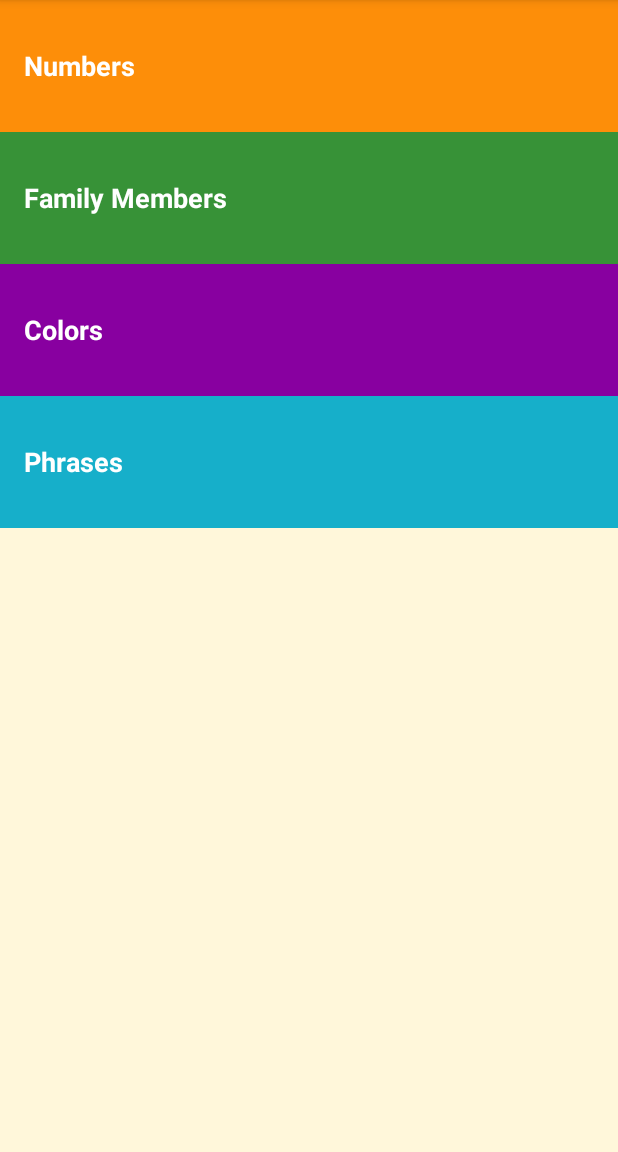
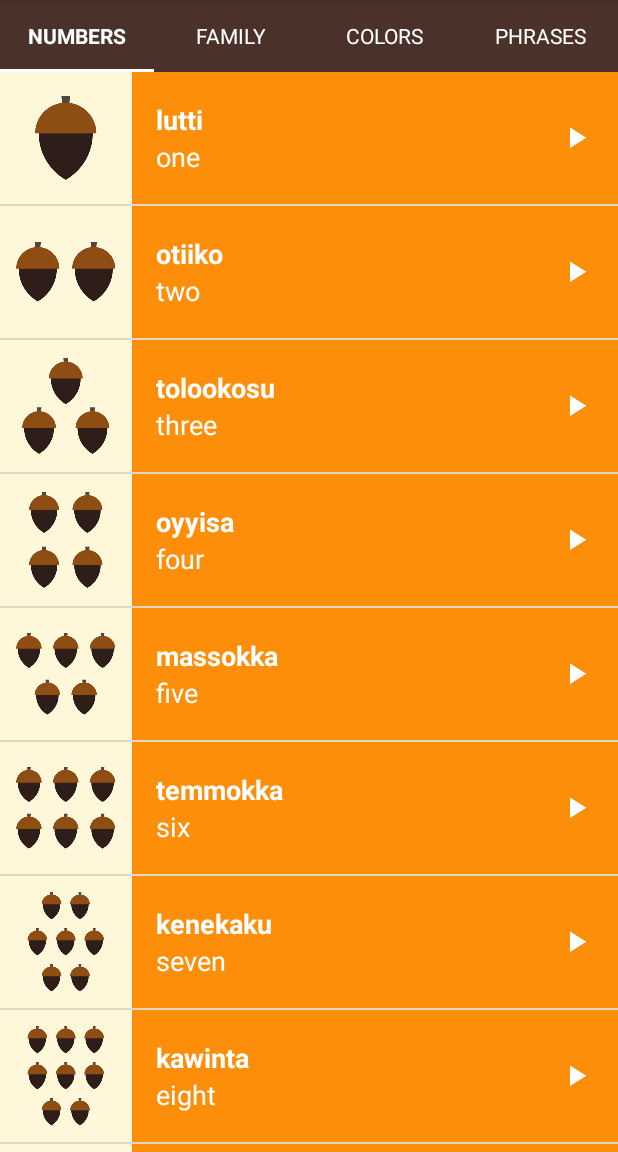
Before and after one commit to jonlim91/MiwokApp, an Android app: the screen it shows after launch (MainActivity), on a phone screen of 412 x 824 dp, the part 84-1236 px from its top. Run offline under Robolectric (Android 15) with nearby library versions, the phone set to English and light mode, and no system bars.

Commit message:
Add tabs to ViewPager, complete Miwok app

```diff
--- /dev/null
+++ b/app/src/main/java/com/example/android/miwok/CategoryAdapter.java
@@ -0,0 +1,81 @@
+/*
+ * Copyright (C) 2016 The Android Open Source Project
+ *
+ * Licensed under the Apache License, Version 2.0 (the "License");
+ * you may not use this file except in compliance with the License.
+ * You may obtain a copy of the License at
+ *
+ *      http://www.apache.org/licenses/LICENSE-2.0
+ *
+ * Unless required by applicable law or agreed to in writing, software
+ * distributed under the License is distributed on an "AS IS" BASIS,
+ * WITHOUT WARRANTIES OR CONDITIONS OF ANY KIND, either express or implied.
+ * See the License for the specific language governing permissions and
+ * limitations under the License.
+ */
+package com.example.android.miwok;
+
+import android.content.Context;
+import android.os.Bundle;
+import android.support.v4.app.Fragment;
+import android.support.v4.app.FragmentManager;
+import android.support.v4.app.FragmentPagerAdapter;
+
+/**
+ * Provides the appropriate {@link Fragment} for a view pager.
+ */
+public class CategoryAdapter extends FragmentPagerAdapter {
+
+    final int PAGE_COUNT = 4; //4 tabs for Numbers, Family, Colors, and Phrases
+    //private String tabTitles[] = new String[] { "Numbers", "Family", "Colors", "Phrases" };
+    private Context mContext;
+
+
+    public CategoryAdapter(Context context, FragmentManager fm) {
+        super(fm);
+        this.mContext = context;
+    }
+
+    @Override
+    public Fragment getItem(int position) {
+        if (position == 0) {
+            return new NumbersFragment();
+
+        } else if (position == 1){
+            return new FamilyFragment();
+        } else if (position == 2) {
+            return new ColorsFragment();
+        }
+        else //position = 3
+        {
+
+            return new PhrasesFragment();
+        }
+    }
+
+    @Override
+    public int getCount() {
+        return PAGE_COUNT;
+    }
+
+    @Override
+    public CharSequence getPageTitle(int position) {
+        // Generate title based on item position
+        if (position == 0) {
+            return mContext.getString(R.string.category_numbers);
+        }
+        else if (position == 1) {
+            return mContext.getString(R.string.category_family);
+        }
+        else if(position == 2) {
+            return mContext.getString(R.string.category_colors);
+        }
+        else {
+            return mContext.getString(R.string.category_phrases);
+        }
+
+    }
+
+
+
+}
--- a/app/src/main/java/com/example/android/miwok/MainActivity.java
+++ b/app/src/main/java/com/example/android/miwok/MainActivity.java
@@ -15,14 +15,22 @@
  */
 package com.example.android.miwok;
 
-import android.content.Intent;
+import android.graphics.Color;
+import android.graphics.Typeface;
 import android.os.Bundle;
+import android.support.design.widget.TabLayout;
+import android.support.v4.view.ViewPager;
 import android.support.v7.app.AppCompatActivity;
-import android.view.View;
+import android.util.Log;
+import android.view.LayoutInflater;
+import android.view.ViewGroup;
 import android.widget.TextView;
-import android.widget.Toast;
+
+import static android.R.attr.textAppearanceMedium;
 
 public class MainActivity extends AppCompatActivity {
+
+    private ViewPager viewPager;
 
     @Override
     protected void onCreate(Bundle savedInstanceState) {
@@ -31,6 +39,70 @@ public class MainActivity extends AppCompatActivity {
         // Set the content of the activity to use the activity_main.xml layout file
         setContentView(R.layout.activity_main);
 
+        //Find the view pager that will allow user to swipe between fragments
+        viewPager = (ViewPager) findViewById(R.id.viewpager);
+
+        // Create an adapter that knows which fragment should be shown on each page
+        CategoryAdapter adapter = new CategoryAdapter(MainActivity.this, getSupportFragmentManager());
+
+        // Set the adapter onto the view pager
+        viewPager.setAdapter(adapter);
+
+        /// Give the TabLayout the ViewPager
+        TabLayout tabLayout = (TabLayout) findViewById(R.id.sliding_tabs);
+        tabLayout.setupWithViewPager(viewPager);
+
+        for (int i = 0; i < tabLayout.getTabCount(); i++) {
+
+            TabLayout.Tab tab = tabLayout.getTabAt(i);
+            if (tab != null) {
+
+                TextView tabTextView = new TextView(this);
+                tab.setCustomView(tabTextView);
+
+                tabTextView.getLayoutParams().width = ViewGroup.LayoutParams.WRAP_CONTENT;
+                tabTextView.getLayoutParams().height = ViewGroup.LayoutParams.WRAP_CONTENT;
+
+                /**/tabTextView.setText(tab.getText());
+                tabTextView.setTextColor(Color.WHITE);
+                tabTextView.setAllCaps(true);
+
+                // First tab is the selected tab, so if i==0 then set BOLD typeface
+                if (i == 0) {
+                    tabTextView.setTypeface(Typeface.DEFAULT, Typeface.BOLD);
+                }
+
+            }
+
+        }
+
+        tabLayout.setOnTabSelectedListener(new TabLayout.OnTabSelectedListener() {
+
+            @Override
+            public void onTabSelected(TabLayout.Tab tab) {
+                viewPager.setCurrentItem(tab.getPosition());
+
+                TextView text = (TextView) tab.getCustomView();
+
+                text.setTypeface(Typeface.DEFAULT, Typeface.BOLD);
+            }
+
+            @Override
+            public void onTabUnselected(TabLayout.Tab tab) {
+                TextView text = (TextView) tab.getCustomView();
+
+                text.setTypeface(Typeface.DEFAULT, Typeface.NORMAL);
+            }
+
+            @Override
+            public void onTabReselected(TabLayout.Tab tab) {
+
+            }
+
+        });
+
+
+        /*
         //Find the view that shows the numbers category
         TextView numbersView = (TextView) findViewById(R.id.numbers);
         numbersView.setOnClickListener(new View.OnClickListener() {
@@ -82,6 +154,12 @@ public class MainActivity extends AppCompatActivity {
                 startActivity(colorsIntent);
             }
         });
+        */
+
     }
 
+
+
+
+
 }
--- a/app/src/main/java/com/example/android/miwok/NumbersFragment.java
+++ b/app/src/main/java/com/example/android/miwok/NumbersFragment.java
@@ -56,6 +56,11 @@ public class NumbersFragment extends Fragment {
 
     public NumbersFragment() {
         // Required empty public constructor
+    }
+
+    @Override
+    public void onCreate(Bundle savedInstanceState) {
+        super.onCreate(savedInstanceState);
     }
 
 
--- a/app/src/main/res/layout/activity_main.xml
+++ b/app/src/main/res/layout/activity_main.xml
@@ -1,13 +1,29 @@
 <?xml version="1.0" encoding="utf-8"?>
 <LinearLayout xmlns:android="http://schemas.android.com/apk/res/android"
     xmlns:tools="http://schemas.android.com/tools"
+    xmlns:app="http://schemas.android.com/apk/res-auto"
     android:layout_width="match_parent"
     android:layout_height="match_parent"
     android:background="@color/tan_background"
     android:orientation="vertical"
     tools:context="com.example.android.miwok.MainActivity">
 
-    <!-- Numbers category -->
+    <android.support.design.widget.TabLayout
+        android:id="@+id/sliding_tabs"
+        android:layout_width="match_parent"
+        android:layout_height="wrap_content"
+        app:tabMode="fixed"
+        style="@style/NavigationTab"
+
+        />
+
+    <android.support.v4.view.ViewPager
+        android:id="@+id/viewpager"
+        android:layout_width="match_parent"
+        android:layout_height="match_parent"
+        />
+
+    <!-- Numbers category
     <FrameLayout
         android:layout_width="match_parent"
         android:layout_height="wrap_content"
@@ -18,8 +34,9 @@
             android:background="?android:attr/selectableItemBackground"
             android:text="@string/category_numbers" />
     </FrameLayout>
+    -->
 
-    <!-- Family category -->
+    <!-- Family category
     <FrameLayout
         android:layout_width="match_parent"
         android:layout_height="wrap_content"
@@ -30,8 +47,9 @@
             android:background="?android:attr/selectableItemBackground"
             android:text="@string/category_family" />
     </FrameLayout>
+    -->
 
-    <!-- Colors category -->
+    <!-- Colors category
     <FrameLayout
         android:layout_width="match_parent"
         android:layout_height="wrap_content"
@@ -42,8 +60,9 @@
             android:background="?android:attr/selectableItemBackground"
             android:text="@string/category_colors" />
     </FrameLayout>
+    -->
 
-    <!-- Phrases category -->
+    <!-- Phrases category
     <FrameLayout
         android:layout_width="match_parent"
         android:layout_height="wrap_content"
@@ -54,4 +73,5 @@
             android:background="?android:attr/selectableItemBackground"
             android:text="@string/category_phrases" />
     </FrameLayout>
+    -->
 </LinearLayout>
--- a/app/src/main/res/values/strings.xml
+++ b/app/src/main/res/values/strings.xml
@@ -26,7 +26,7 @@
     <string name="category_numbers">Numbers</string>
 
     <!-- Category name for the vocabulary words for family members [CHAR LIMIT=20] -->
-    <string name="category_family">Family Members</string>
+    <string name="category_family">Family</string>
 
     <!-- TODO: Remove or change this placeholder text -->
     <string name="hello_blank_fragment">Hello blank fragment</string>
--- a/app/src/main/res/values/styles.xml
+++ b/app/src/main/res/values/styles.xml
@@ -40,4 +40,14 @@
         <item name="android:width">@dimen/list_item_height</item>
         <item name="android:orientation">horizontal</item>
     </style>
+
+    <!-- Style for TabLayout slider -->
+    <style name="NavigationTab" parent="Widget.Design.TabLayout">
+        <item name="tabBackground">@color/primary_color</item>
+        <item name="tabSelectedTextColor">@android:color/white</item>
+        <item name="tabIndicatorColor">@android:color/white</item>
+        <item name="tabTextColor">@android:color/white</item>
+    </style>
+
+
 </resources>
```
